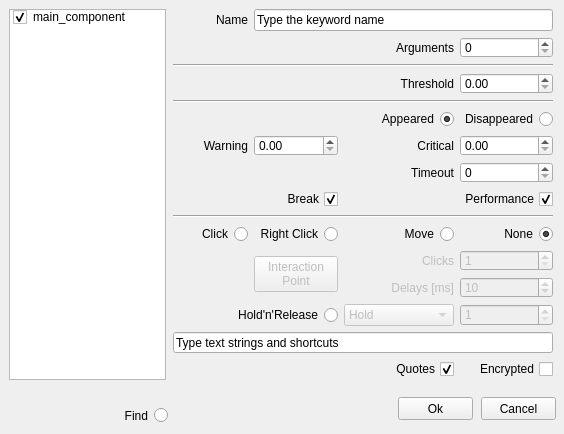
The window that alyvix/extra/robotide/qt_ui/alyvix_image_finder_properties_view.ui (alyvix/alyvix) describes before a commit, drawn with Qt 5.
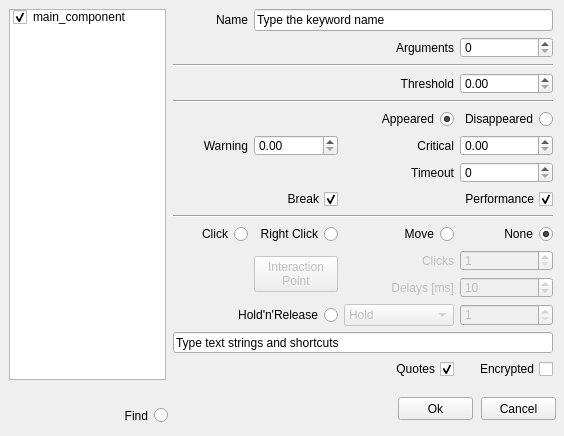
The same window after the commit.

```diff
--- a/alyvix/extra/robotide/qt_ui/alyvix_image_finder_properties_view.ui
+++ b/alyvix/extra/robotide/qt_ui/alyvix_image_finder_properties_view.ui
@@ -7,7 +7,7 @@
     <x>0</x>
     <y>0</y>
     <width>564</width>
-    <height>434</height>
+    <height>436</height>
    </rect>
   </property>
   <property name="windowTitle">
```
